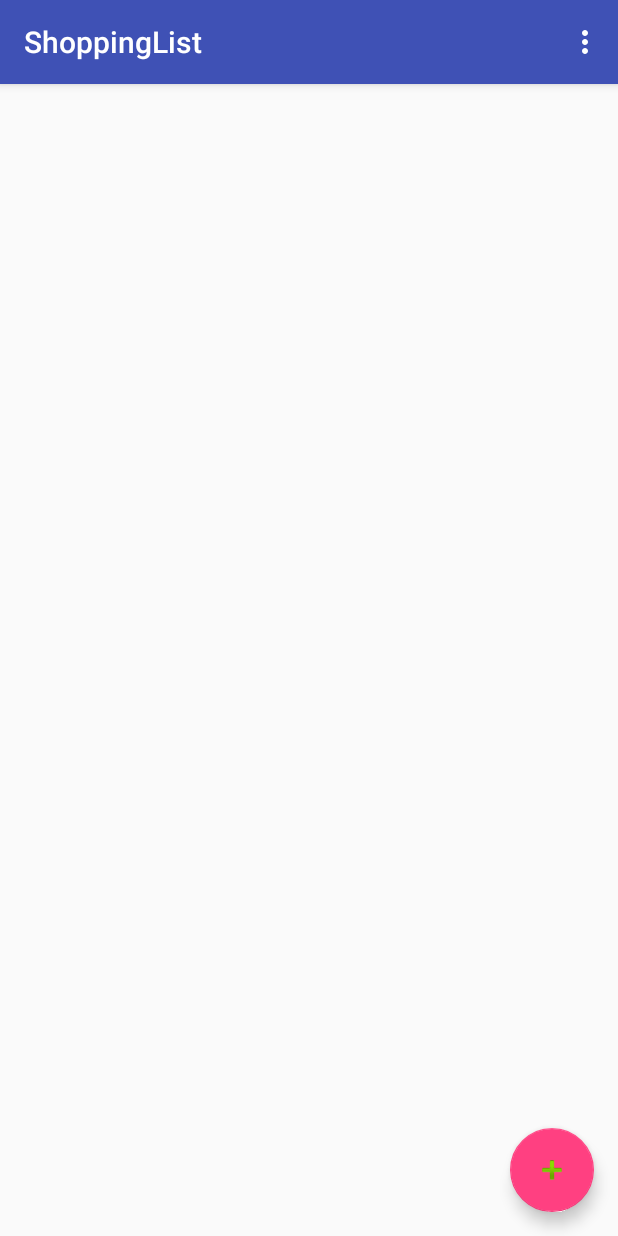
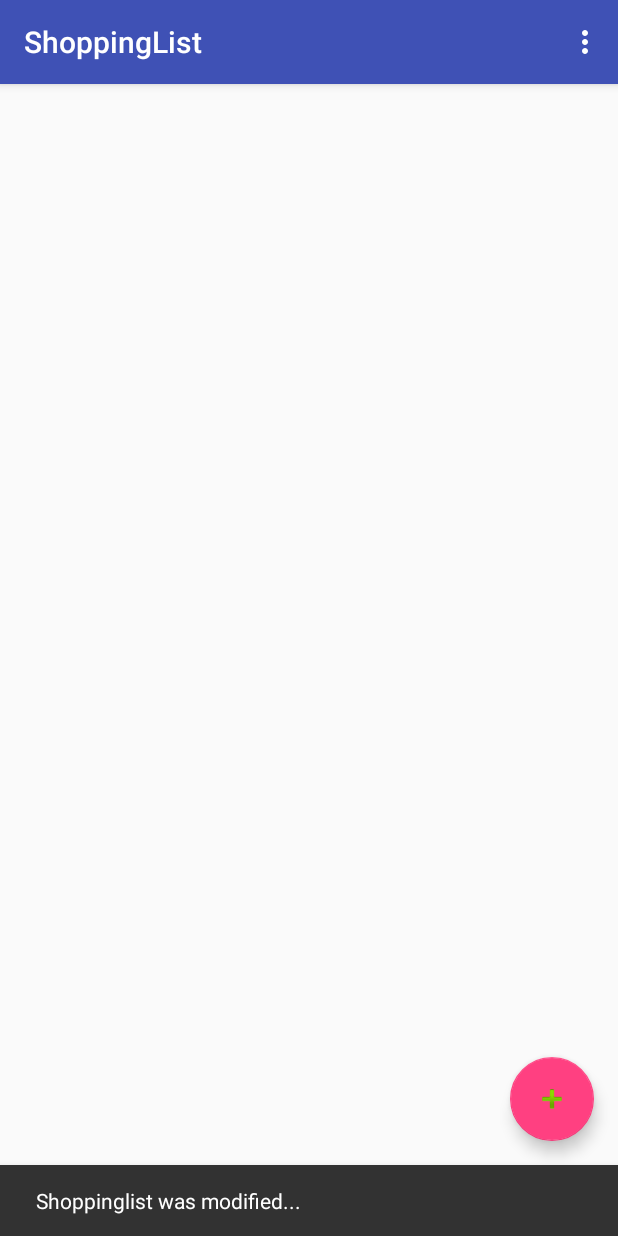
Before and after one commit to kimkulling/shoppinglist, an Android app: the ShoppingListActivity screen opened directly, with no data from a screen before it, after a tap on "SAVE", on a phone screen of 412 x 824 dp. Run offline under Robolectric (Android 15) with nearby library versions, the phone set to English and light mode, and no system bars; 5 statements that could not run were skipped.

Commit message:
- UNse intents to mark current operation on shopping lists.  - Add missing messages

```diff
--- a/app/build.gradle
+++ b/app/build.gradle
@@ -16,7 +16,7 @@ android {
         minSdkVersion 15
         targetSdkVersion 23
         versionCode 3
-        versionName "1.0.1"
+        versionName "1.0.2"
     }
     buildTypes {
         release {
--- a/app/src/main/java/com/app/kimkulling/shoppinglist/MainActivity.java
+++ b/app/src/main/java/com/app/kimkulling/shoppinglist/MainActivity.java
@@ -1,5 +1,6 @@
 package com.app.kimkulling.shoppinglist;
 
+import android.content.Intent;
 import android.net.Uri;
 import android.os.Bundle;
 import android.support.design.widget.CoordinatorLayout;
@@ -77,6 +78,20 @@ public class MainActivity extends AppCompatActivity {
         mDetector = new GestureDetectorCompat( this, gestureListener );
         gestureListener.setGestureDetector( mDetector );
         mSLView.setOnTouchListener( gestureListener );
+
+        Intent intent = getIntent();
+        if ( null != intent ) {
+            if ( null != intent.getExtras() ) {
+                String msg = intent.getExtras().getString("message");
+                if (0 != msg.length()) {
+                    if (msg.equals("new")) {
+                        showMessage(R.string.msg_add_shop);
+                    } else if (msg.equals("modify")) {
+                        showMessage(R.string.msg_modify_shop);
+                    }
+                }
+            }
+        }
     }
 
     @Override
--- a/app/src/main/java/com/app/kimkulling/shoppinglist/ShoppingListActivity.java
+++ b/app/src/main/java/com/app/kimkulling/shoppinglist/ShoppingListActivity.java
@@ -87,8 +87,11 @@ public class ShoppingListActivity extends AppCompatActivity {
         mDBAccess.close();
     }
 
-    private void backToMainActivity() {
+    private void backToMainActivity( final String message ) {
         Intent intent = new Intent( this, MainActivity.class );
+        if ( 0 != message.length()) {
+            intent.putExtra( "message", message );
+        }
         startActivity( intent );
     }
 
@@ -104,26 +107,26 @@ public class ShoppingListActivity extends AppCompatActivity {
         if ( !shopName.equals( mShopCache ) ) {
             // create a new shopping list entry
             Log.d(TAG, "storeShoppingList: new " + shopName + " != " + mShopCache );
-            mDBAccess.addNewShoppingList(shopName, items);
+            mDBAccess.addNewShoppingList( shopName, items );
+            backToMainActivity( "new" );
         } else {
             //mParentActivity.showMessage( R.string.msg_add_shop );
             // Modify an existing shopping list
             Log.d(TAG, "storeShoppingList: modify" );
             mDBAccess.modifyShoppingLists( shopName, items );
+            backToMainActivity( "modify" );
         }
     }
 
     private void onBackButton( final View sView ) {
         Log.d(TAG, "onBackButton");
-        backToMainActivity();
+        backToMainActivity( "" );
         Log.d( TAG, "new Intent to create MainActivity" );
     }
 
     private void onSaveButton( final View sView ) {
         Log.d(TAG, "onSaveButton");
         storeShoppingList();
-        backToMainActivity();
-        Log.d(TAG, "new Intent to create MainActivity");
     }
 
     private void clearCache() {
--- a/app/src/main/res/layout/shoppingitem_view.xml
+++ b/app/src/main/res/layout/shoppingitem_view.xml
@@ -2,5 +2,4 @@
 <LinearLayout xmlns:android="http://schemas.android.com/apk/res/android"
     android:orientation="vertical" android:layout_width="match_parent"
     android:layout_height="match_parent">
-
 </LinearLayout>
--- a/app/src/main/res/values/strings.xml
+++ b/app/src/main/res/values/strings.xml
@@ -8,6 +8,7 @@
     <string name="dlg_text_about">\nThe ShoppingList App!\nAn app to manage your shopping list.</string>
     <string name="shoplist_act_btn_back">Back</string>
     <string name="shoplist_act_btn_save">Save</string>
-    <string name="msg_add_shop">New shoppinglist was added..</string>
-    <string name="msg_deleting_shop">Shoppinglist was deleted..</string>
+    <string name="msg_add_shop">New shoppinglist was added...</string>
+    <string name="msg_modify_shop">Shoppinglist was modified...</string>
+    <string name="msg_deleting_shop">Shoppinglist was deleted...</string>
 </resources>
```
Also changed, not shown: 3 other files.
